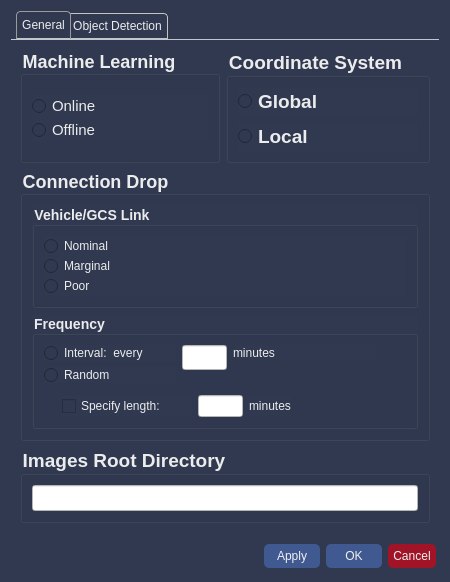
Before: the Qt Designer form src/rqt_gcs/resources/SettingsWidget.ui in CSUN-SERL/lcar-bot, drawn with Qt 5.
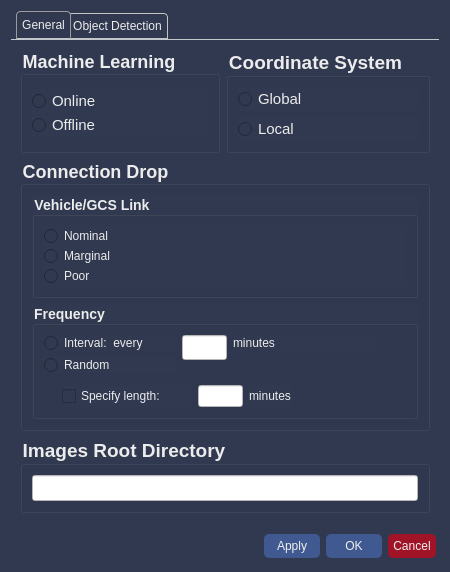
After: the same form once the commit is applied.

```diff
--- a/src/rqt_gcs/resources/SettingsWidget.ui
+++ b/src/rqt_gcs/resources/SettingsWidget.ui
@@ -448,6 +448,13 @@
              <layout class="QVBoxLayout" name="verticalLayout_5">
               <item>
                <widget class="QRadioButton" name="global_btn">
+                <property name="font">
+                 <font>
+                  <pointsize>11</pointsize>
+                  <weight>50</weight>
+                  <bold>false</bold>
+                 </font>
+                </property>
                 <property name="text">
                  <string>Global</string>
                 </property>
@@ -455,6 +462,13 @@
               </item>
               <item>
                <widget class="QRadioButton" name="local_btn">
+                <property name="font">
+                 <font>
+                  <pointsize>11</pointsize>
+                  <weight>50</weight>
+                  <bold>false</bold>
+                 </font>
+                </property>
                 <property name="text">
                  <string>Local</string>
                 </property>
```
